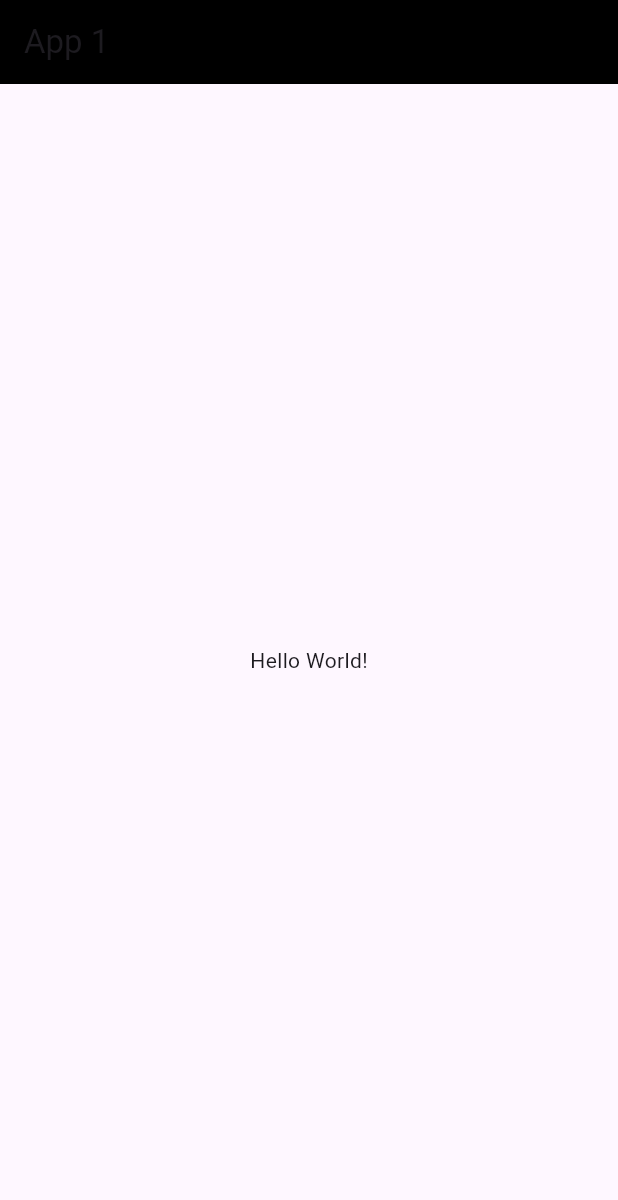
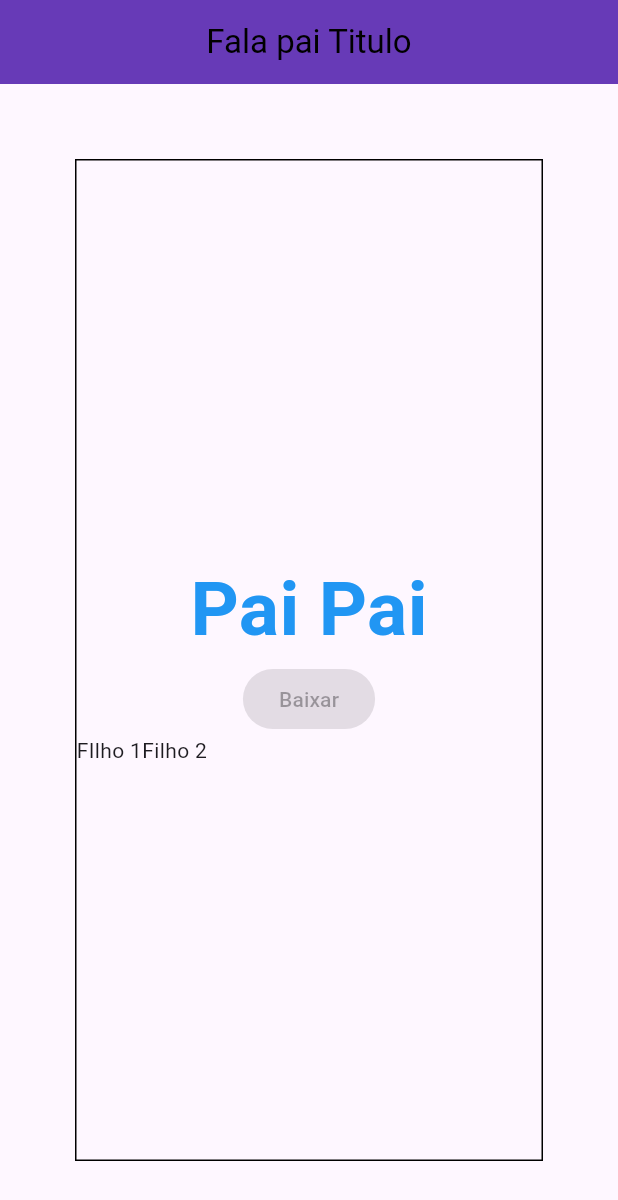
Before and after one commit to MalcorraDev/Moblie, a Flutter app: the screen it shows after launch, on a phone screen of 412 x 824 dp. Shown: the top 1200 px of the screen. Run offline on Flutter 3.47's test engine with Material 3 defaults, Android fonts, the phone set to English and light mode, and no system bars; statements that could not run were skipped.

Commit message:
Aprendendo Sintaxes

```diff
--- a/app1/lib/main.dart
+++ b/app1/lib/main.dart
@@ -1,18 +1,46 @@
 import 'package:flutter/material.dart';
 
 void main() {
-  runApp(const MainApp());
+  runApp(const Pagina());
 }
 
-class MainApp extends StatelessWidget {
-  const MainApp({super.key});
+class Pagina extends StatelessWidget {
+  const Pagina({super.key});
 
   @override
   Widget build(BuildContext context) {
     return MaterialApp(
       home: Scaffold(
-        appBar: AppBar(title: Text("App 1"), backgroundColor: Colors.black),
-        body: Center(child: Text('Hello World!')),
+        appBar: AppBar(
+          title: const Text("Fala pai Titulo"),
+          backgroundColor: Colors.deepPurple,
+          foregroundColor: Colors.black,
+          centerTitle: true,
+        ),
+        body: Center(
+          child: Container(
+            margin: EdgeInsets.all(50),
+            decoration: BoxDecoration(border: Border.all()),
+            child: Column(
+              mainAxisAlignment: MainAxisAlignment.center,
+              children: [
+                Text(
+                  "Pai Pai",
+                  style: TextStyle(
+                    fontSize: 50,
+                    fontWeight: FontWeight.bold,
+                    color: Colors.blue,
+                  ),
+                ),
+
+                ElevatedButton(onPressed: () {
+                  print("Ola mundo")
+                }, child: Text("Baixar")),
+                Row(children: [Text("FIlho 1"), Text("Filho 2")]),
+              ],
+            ),
+          ),
+        ),
       ),
     );
   }
```
